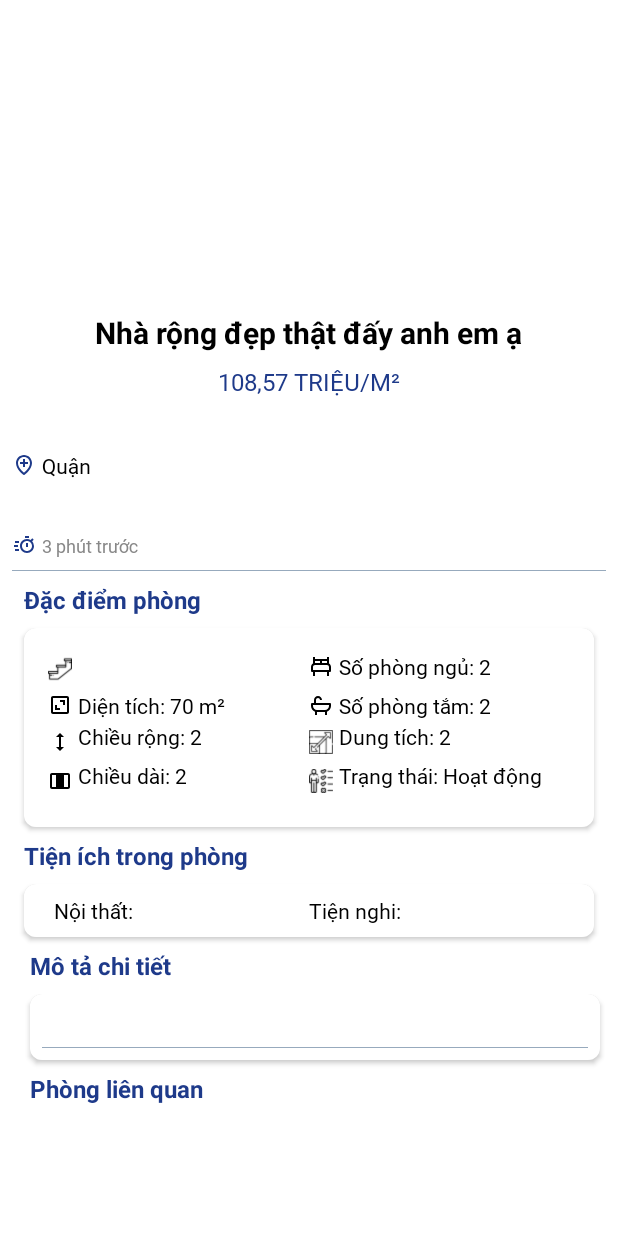
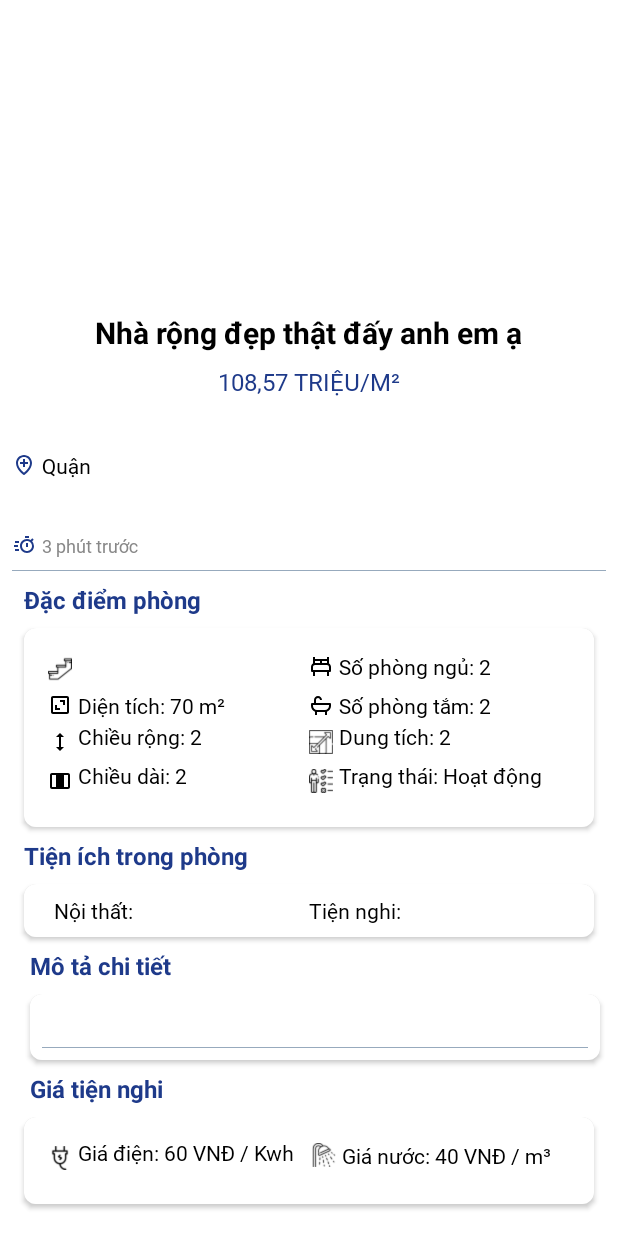
Before and after one commit to levietanh2003/NextLife, an Android app: the layout fragment_product_details.xml on its own in the app's theme, with its tools: preview values and no code run, on a phone screen of 412 x 824 dp. Run offline under Robolectric (Android 15) with nearby library versions, the phone set to English and light mode, and no system bars.

Commit message:
Add: edit Ui detials

```diff
--- a/app/src/main/java/com/fatherofapps/androidbase/common/formatCurrency.kt
+++ b/app/src/main/java/com/fatherofapps/androidbase/common/formatCurrency.kt
@@ -14,5 +14,5 @@ fun formatCurrencyFromString(input: String?): String {
     // Định dạng theo đơn vị tiền tệ
     val formattedValue = String.format("%,.0f", value)
 
-    return "$formattedValue đ"
+    return "$formattedValue đ/tháng"
 }
--- a/app/src/main/java/com/fatherofapps/androidbase/ui/details/ProductDetailsFragment.kt
+++ b/app/src/main/java/com/fatherofapps/androidbase/ui/details/ProductDetailsFragment.kt
@@ -9,6 +9,7 @@ import android.view.ViewGroup
 import androidx.fragment.app.viewModels
 import com.fatherofapps.androidbase.adapter.ImageAdapter
 import com.fatherofapps.androidbase.base.fragment.BaseFragment
+import com.fatherofapps.androidbase.common.formatPrice
 import com.fatherofapps.androidbase.data.models.PostImage
 import com.fatherofapps.androidbase.data.models.RoomUtility
 import com.fatherofapps.androidbase.databinding.FragmentProductDetailsBinding
@@ -65,6 +66,9 @@ class ProductDetailsFragment : BaseFragment() {
                 dataBinding.tvAddress.text = it.data.roomInfo.address
                 dataBinding.tvAddress.paintFlags = dataBinding.tvAddress.paintFlags or Paint.UNDERLINE_TEXT_FLAG
                 dataBinding.tvPricePerMeter.text = it.data.roomInfo.type
+                dataBinding.txtWaterMoney.text = "Nước: ${formatPrice().formatPriceWaterFromString(it.data.pricingDetails.waterCost.toString())}"
+                dataBinding.txtElectricMoney.text = "Điện: ${formatPrice().formatPriceElectricFromString(it.data.pricingDetails.electricityCost.toString())}"
+
                 if (it.data.status == "active") {
                     dataBinding.txtStatus.text = "Trạng thái: Hoạt động"
                 }else{
--- a/app/src/main/java/com/fatherofapps/androidbase/ui/search/SearchFragment.kt
+++ b/app/src/main/java/com/fatherofapps/androidbase/ui/search/SearchFragment.kt
@@ -49,7 +49,7 @@ class SearchFragment : BaseFragment() {
             viewModel.fetchData(minPrice, maxPrice, district, type, hasPromotion)
         }
 
-        // Listener cho filter dialog
+        // Listener cho filter dialog:
         parentFragmentManager.setFragmentResultListener("filter_request_key", this) { _, bundle ->
             // Xử lý district
             val selectedDistrict = bundle.getString("selected_address")
--- a/app/src/main/res/layout/fragment_product_details.xml
+++ b/app/src/main/res/layout/fragment_product_details.xml
@@ -510,16 +510,87 @@
                 </LinearLayout>
 
                 <TextView
-                    android:id="@+id/tv_"
+                    android:id="@+id/tv_amenities"
                     android:layout_width="wrap_content"
                     android:layout_height="wrap_content"
-                    android:text="Phòng liên quan"
+                    android:text="Giá tiện nghi"
                     android:layout_marginTop="8dp"
                     android:textColor="@color/color_main"
                     android:textSize="16sp"
                     android:textStyle="bold"
                     app:layout_constraintStart_toStartOf="@+id/linearLayoutDetails"
                     app:layout_constraintTop_toBottomOf="@+id/linearLayoutDetails" />
+
+                <GridLayout
+                    android:id="@+id/glCharacteristic"
+                    android:layout_width="match_parent"
+                    android:layout_height="wrap_content"
+                    android:layout_marginTop="8dp"
+                    android:layout_marginLeft="8dp"
+                    android:layout_marginRight="8dp"
+                    android:elevation="@dimen/cardview_default_radius"
+                    android:background="@drawable/rounded_background"
+                    android:columnCount="2"
+                    android:padding="16dp"
+                    app:layout_constraintEnd_toEndOf="parent"
+                    app:layout_constraintStart_toStartOf="parent"
+                    app:layout_constraintTop_toBottomOf="@+id/tv_amenities">
+
+                    <!-- Number of Bedrooms -->
+
+
+                    <LinearLayout
+                        android:layout_width="0dp"
+                        android:layout_height="wrap_content"
+                        android:orientation="horizontal"
+                        android:layout_columnWeight="1"
+                        android:layout_marginBottom="3dp"
+                        android:gravity="center_vertical">
+
+                        <ImageView
+                            android:layout_width="16dp"
+                            android:layout_height="16dp"
+                            android:src="@drawable/ic_electric"
+                            android:layout_marginRight="4dp" />
+
+
+                        <TextView
+                            android:id="@+id/txt_electricMoney"
+                            android:layout_width="wrap_content"
+                            android:layout_height="wrap_content"
+                            android:layout_columnWeight="1"
+                            android:layout_marginBottom="3dp"
+                            android:textColor="@color/black"
+                            android:fontFamily="@font/roboto_regular"
+                            android:text="Giá điện: 60 VNĐ / Kwh"
+                            android:textSize="14sp" />
+                    </LinearLayout>
+
+                    <LinearLayout
+                        android:layout_width="0dp"
+                        android:layout_height="wrap_content"
+                        android:orientation="horizontal"
+                        android:layout_columnWeight="1"
+                        android:layout_marginStart="3dp"
+                        android:layout_marginBottom="3dp"
+                        android:gravity="center_vertical">
+
+                        <ImageView
+                            android:layout_width="16dp"
+                            android:layout_height="16dp"
+                            android:src="@drawable/ic_shower"
+                            android:layout_marginRight="4dp" />
+
+                        <TextView
+                            android:id="@+id/txt_WaterMoney"
+                            android:layout_width="wrap_content"
+                            android:layout_height="wrap_content"
+                            android:text="Giá nước: 40 VNĐ / m³"
+                            android:fontFamily="@font/roboto_regular"
+                            android:textColor="@color/black"
+                            android:textSize="14sp" />
+                    </LinearLayout>
+                </GridLayout>
             </androidx.constraintlayout.widget.ConstraintLayout>
         </LinearLayout>
     </androidx.core.widget.NestedScrollView>
```
Also changed, not shown: app/src/main/java/com/fatherofapps/androidbase/common/formatPrice.kt (added, +41 -0 lines), app/src/main/java/com/fatherofapps/androidbase/ui/search/dialog/FilterAdvancedBottomSheetFragment.kt (+14 -2 lines), app/src/main/res/drawable/ic_electric.png (added), app/src/main/res/drawable/ic_parking.png (added), app/src/main/res/drawable/ic_pet.png (added), app/src/main/res/drawable/ic_shower.png (added).
